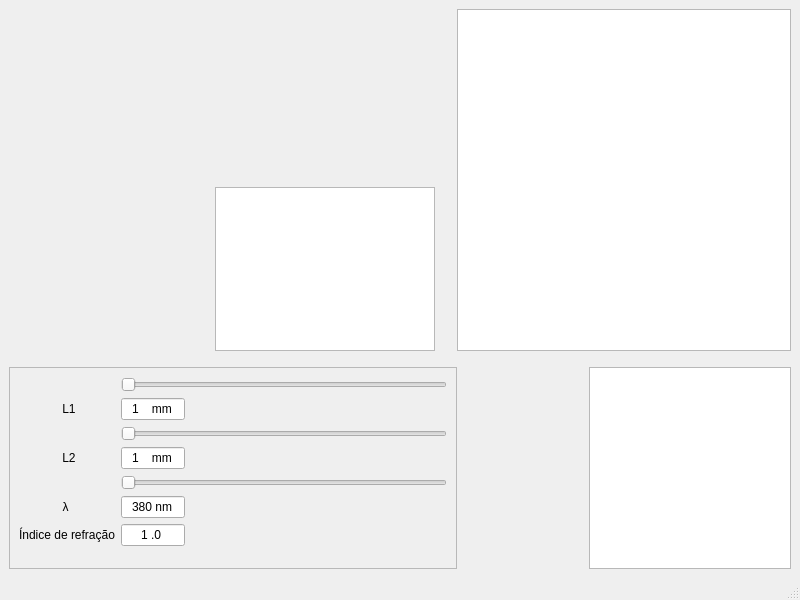
The window that IDM_GUI.ui (deep-in-the-pc/Michelson-interferometer-Simulator) describes before a commit, drawn with Qt 5.
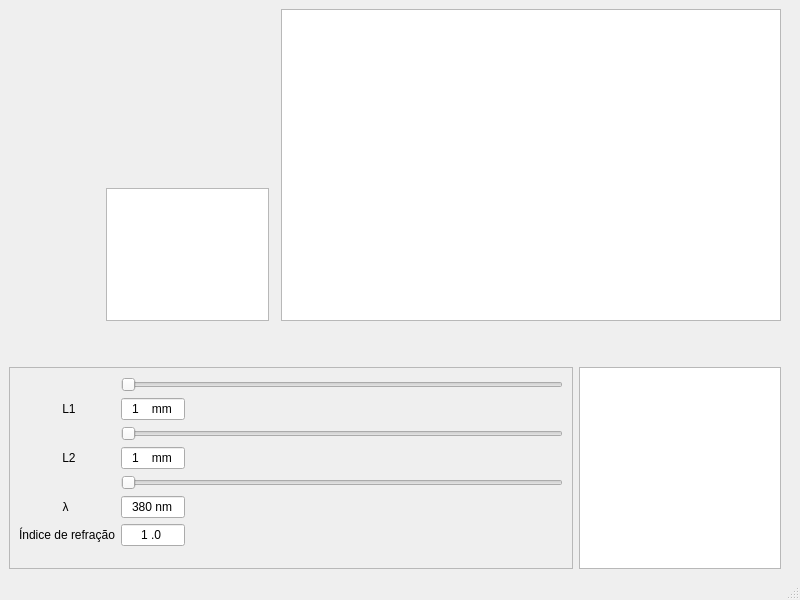
The same window after the commit.

Commit message: Changed window scalling when resizing

What changed in the file:
```diff
--- a/IDM_GUI.ui
+++ b/IDM_GUI.ui
@@ -15,7 +15,7 @@
   </property>
   <widget class="QWidget" name="centralwidget">
    <layout class="QGridLayout" name="gridLayout">
-    <item row="4" column="7">
+    <item row="5" column="5">
      <spacer name="horizontalSpacer_4">
       <property name="orientation">
        <enum>Qt::Horizontal</enum>
@@ -31,26 +31,10 @@
       </property>
      </spacer>
     </item>
-    <item row="2" column="0">
-     <spacer name="horizontalSpacer_2">
-      <property name="orientation">
-       <enum>Qt::Horizontal</enum>
-      </property>
-      <property name="sizeType">
-       <enum>QSizePolicy::MinimumExpanding</enum>
-      </property>
-      <property name="sizeHint" stdset="0">
-       <size>
-        <width>200</width>
-        <height>20</height>
-       </size>
-      </property>
-     </spacer>
-    </item>
-    <item row="1" column="1" rowspan="2" colspan="2">
+    <item row="1" column="1" rowspan="2">
      <widget class="QGraphicsView" name="Wave_graphicsView">
       <property name="sizePolicy">
-       <sizepolicy hsizetype="Preferred" vsizetype="Preferred">
+       <sizepolicy hsizetype="MinimumExpanding" vsizetype="MinimumExpanding">
         <horstretch>0</horstretch>
         <verstretch>0</verstretch>
        </sizepolicy>
@@ -58,37 +42,18 @@
       <property name="minimumSize">
        <size>
         <width>163</width>
-        <height>130</height>
+        <height>133</height>
        </size>
       </property>
       <property name="maximumSize">
        <size>
-        <width>326</width>
-        <height>260</height>
+        <width>163</width>
+        <height>133</height>
        </size>
       </property>
      </widget>
     </item>
-    <item row="3" column="1">
-     <spacer name="verticalSpacer">
-      <property name="orientation">
-       <enum>Qt::Vertical</enum>
-      </property>
-      <property name="sizeType">
-       <enum>QSizePolicy::Minimum</enum>
-      </property>
-      <property name="sizeHint" stdset="0">
-       <size>
-        <width>20</width>
-        <height>10</height>
-       </size>
-      </property>
-     </spacer>
-    </item>
-    <item row="0" column="4" rowspan="3" colspan="3">
-     <widget class="QGraphicsView" name="Scheme_graphicsView"/>
-    </item>
-    <item row="0" column="2">
+    <item row="0" column="1">
      <spacer name="verticalSpacer_2">
       <property name="orientation">
        <enum>Qt::Vertical</enum>
@@ -104,7 +69,39 @@
       </property>
      </spacer>
     </item>
-    <item row="4" column="6">
+    <item row="2" column="0">
+     <spacer name="horizontalSpacer_2">
+      <property name="orientation">
+       <enum>Qt::Horizontal</enum>
+      </property>
+      <property name="sizeType">
+       <enum>QSizePolicy::Expanding</enum>
+      </property>
+      <property name="sizeHint" stdset="0">
+       <size>
+        <width>92</width>
+        <height>20</height>
+       </size>
+      </property>
+     </spacer>
+    </item>
+    <item row="0" column="3" rowspan="3" colspan="2">
+     <widget class="QGraphicsView" name="Scheme_graphicsView">
+      <property name="sizePolicy">
+       <sizepolicy hsizetype="Expanding" vsizetype="Expanding">
+        <horstretch>0</horstretch>
+        <verstretch>0</verstretch>
+       </sizepolicy>
+      </property>
+      <property name="minimumSize">
+       <size>
+        <width>500</width>
+        <height>312</height>
+       </size>
+      </property>
+     </widget>
+    </item>
+    <item row="5" column="4">
      <widget class="QGraphicsView" name="Franjas_graphicsView">
       <property name="enabled">
        <bool>true</bool>
@@ -141,14 +138,20 @@
       </property>
      </widget>
     </item>
-    <item row="4" column="0" colspan="5">
+    <item row="5" column="0" colspan="4">
      <widget class="QFrame" name="frame">
       <property name="sizePolicy">
-       <sizepolicy hsizetype="MinimumExpanding" vsizetype="MinimumExpanding">
+       <sizepolicy hsizetype="Expanding" vsizetype="MinimumExpanding">
         <horstretch>0</horstretch>
         <verstretch>0</verstretch>
        </sizepolicy>
       </property>
+      <property name="maximumSize">
+       <size>
+        <width>16777215</width>
+        <height>16777215</height>
+       </size>
+      </property>
       <property name="frameShape">
        <enum>QFrame::StyledPanel</enum>
       </property>
@@ -320,34 +323,18 @@
       </layout>
      </widget>
     </item>
-    <item row="4" column="5">
-     <spacer name="horizontalSpacer">
+    <item row="3" column="3">
+     <spacer name="verticalSpacer">
       <property name="orientation">
-       <enum>Qt::Horizontal</enum>
+       <enum>Qt::Vertical</enum>
       </property>
       <property name="sizeType">
-       <enum>QSizePolicy::Fixed</enum>
+       <enum>QSizePolicy::MinimumExpanding</enum>
       </property>
       <property name="sizeHint" stdset="0">
        <size>
-        <width>120</width>
-        <height>20</height>
-       </size>
-      </property>
-     </spacer>
-    </item>
-    <item row="0" column="3">
-     <spacer name="horizontalSpacer_3">
-      <property name="orientation">
-       <enum>Qt::Horizontal</enum>
-      </property>
-      <property name="sizeType">
-       <enum>QSizePolicy::Minimum</enum>
-      </property>
-      <property name="sizeHint" stdset="0">
-       <size>
-        <width>10</width>
-        <height>20</height>
+        <width>20</width>
+        <height>10</height>
        </size>
       </property>
      </spacer>
```
Left out of the diff: 38 changed lines with no effect on the pictures. The commit also changes 1 other file.
